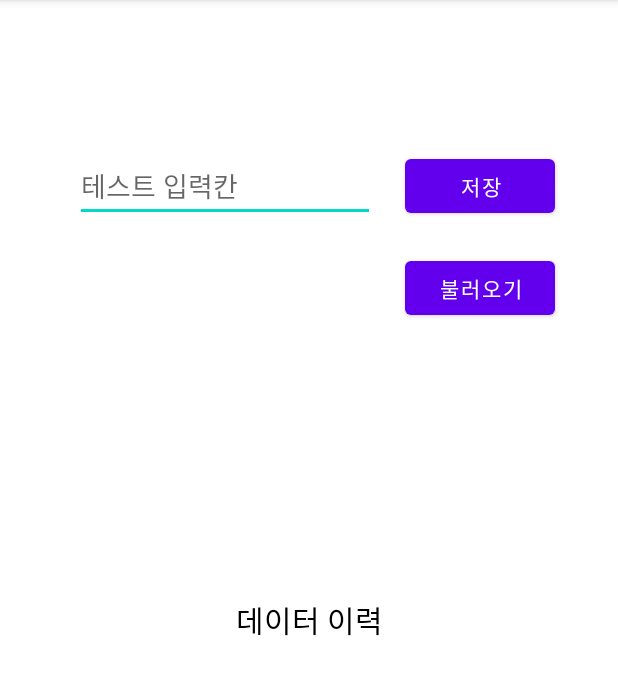
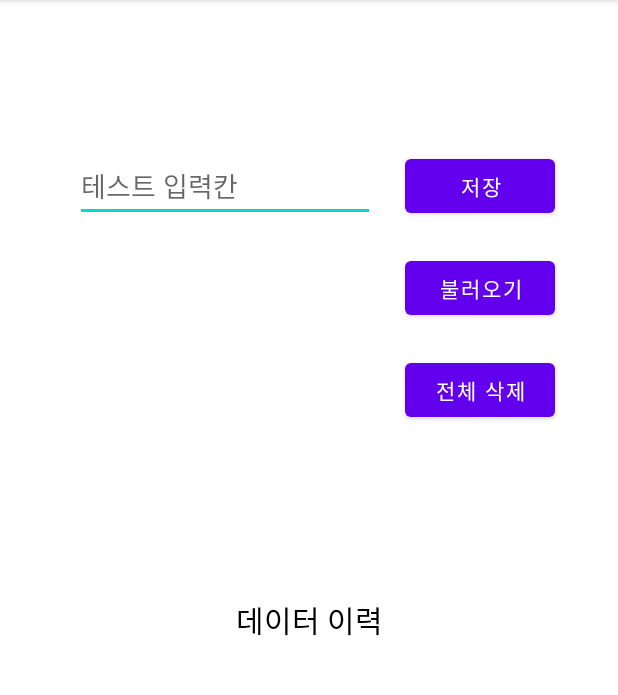
Before and after one commit to SongJemin/DayMoji-Android, an Android app: the screen it shows after launch (MainActivity), after a tap on "저장", on a phone screen of 412 x 824 dp, the part 84-779 px from its top. Run offline under Robolectric (Android 15) with nearby library versions, the phone set to English and light mode, and no system bars; our stand-ins replace Dagger/Hilt's generated code, Room's generated code, RxJava, data binding.

Commit message:
[추가] Room Insert, Delete 테스트 기능 구현

```diff
--- a/data/src/main/java/com/songjem/data/datasource/local/model/TestEntity.kt
+++ b/data/src/main/java/com/songjem/data/datasource/local/model/TestEntity.kt
@@ -6,6 +6,6 @@ import androidx.room.PrimaryKey
 
 @Entity(tableName = "testEntity")
 data class TestEntity (
-    @PrimaryKey val id : Int,
+    @PrimaryKey(autoGenerate = true) val id : Int? = null,
     @ColumnInfo(name = "testVal") val testVal : String?
 )
--- a/domain/src/main/java/com/songjem/domain/model/TestItem.kt
+++ b/domain/src/main/java/com/songjem/domain/model/TestItem.kt
@@ -1,6 +1,6 @@
 package com.songjem.domain.model
 
 data class TestItem (
-    val id : Int,
+    val id : Int? = null,
     val testVal : String
 )
--- a/domain/src/main/java/com/songjem/domain/repository/TestRepository.kt
+++ b/domain/src/main/java/com/songjem/domain/repository/TestRepository.kt
@@ -18,4 +18,6 @@ interface TestRepository {
     fun insertLocalData(
         testData: TestItem
     ) : Completable
+
+    fun deleteAllLocalData() : Completable
 }
--- /dev/null
+++ b/domain/src/main/java/com/songjem/domain/usecase/TestDeleteAllDataUseCase.kt
@@ -0,0 +1,10 @@
+package com.songjem.domain.usecase
+
+import com.songjem.domain.repository.TestRepository
+import io.reactivex.Completable
+import javax.inject.Inject
+
+class TestDeleteAllDataUseCase
+@Inject constructor(private val testRepository: TestRepository) {
+    operator fun invoke() : Completable = testRepository.deleteAllLocalData()
+}
--- a/presentation/src/main/java/com/songjem/emotionnote/presentation/main/MainViewModel.kt
+++ b/presentation/src/main/java/com/songjem/emotionnote/presentation/main/MainViewModel.kt
@@ -1,17 +1,18 @@
 package com.songjem.emotionnote.presentation.main
 
 import android.annotation.SuppressLint
+import android.util.Log
 import androidx.lifecycle.LiveData
 import androidx.lifecycle.MutableLiveData
 import com.songjem.domain.model.TestItem
-import com.songjem.domain.usecase.TestGetDataUseCase
-import com.songjem.domain.usecase.TestGetLocalDataUseCase
-import com.songjem.domain.usecase.TestGetRemoteDataUseCase
-import com.songjem.domain.usecase.TestInsertDataUseCase
+import com.songjem.domain.usecase.*
 import com.songjem.emotionnote.base.BaseViewModel
 import dagger.hilt.android.lifecycle.HiltViewModel
 import io.reactivex.android.schedulers.AndroidSchedulers
 import io.reactivex.schedulers.Schedulers
+import kotlinx.coroutines.CoroutineScope
+import kotlinx.coroutines.Dispatchers
+import kotlinx.coroutines.launch
 import javax.inject.Inject
 
 @HiltViewModel
@@ -19,16 +20,24 @@ class MainViewModel @Inject constructor(
     private val testGetDataUseCase : TestGetDataUseCase,
     private val testGetLocalDataUseCase: TestGetLocalDataUseCase,
     private val testGetRemoteDataUseCase: TestGetRemoteDataUseCase,
-    private val testInsertDataUseCase: TestInsertDataUseCase
-) : BaseViewModel() {
+    private val testInsertDataUseCase: TestInsertDataUseCase,
+    private val testDeleteAllDataUseCase : TestDeleteAllDataUseCase
+    ) : BaseViewModel() {
 
     private var _testVal = MutableLiveData<String>()
     val testVal : LiveData<String> get() = _testVal
 
+    @SuppressLint("CheckResult")
     fun insertTestData(testData : String) {
-        val count : Int = 0
-        val testItem = TestItem(count, testData)
+        val testItem = TestItem(testVal = testData)
         testInsertDataUseCase(testItem)
+            .subscribeOn(Schedulers.io())
+            .observeOn(AndroidSchedulers.mainThread())
+            .subscribe({
+                Log.d("songjem", "insertData")
+            }, {
+                Log.d("songjem", "insertData throwable, msg = " + it.message)
+            })
     }
 
     @SuppressLint("CheckResult")
@@ -46,4 +55,16 @@ class MainViewModel @Inject constructor(
                 _testVal.value = "Error"
             })
     }
+
+    @SuppressLint("CheckResult")
+    fun deleteAllTestData() {
+        testDeleteAllDataUseCase()
+            .subscribeOn(Schedulers.io())
+            .observeOn(AndroidSchedulers.mainThread())
+            .subscribe({
+                Log.d("songjem", "deleteAllTestData")
+            }, {
+                Log.d("songjem", "delete throwable msg = " + it.message)
+            })
+    }
 }
--- a/presentation/src/main/res/layout/activity_main.xml
+++ b/presentation/src/main/res/layout/activity_main.xml
@@ -47,6 +47,17 @@
             android:onClick="@{() -> viewModel.getTestLocalDatas()}"
             />
 
+        <Button
+            android:id="@+id/btn_test_delete_main"
+            android:layout_width="100dp"
+            android:layout_height="0dp"
+            app:layout_constraintStart_toStartOf="@+id/btn_test_insert_main"
+            app:layout_constraintTop_toBottomOf="@+id/btn_test_load_main"
+            android:layout_marginTop="20dp"
+            android:text="전체 삭제"
+            android:onClick="@{() -> viewModel.deleteAllTestData()}"
+            />
+
         <TextView
             android:id="@+id/tv_test_result"
             android:layout_width="wrap_content"
```
Also changed, not shown: data/src/main/java/com/songjem/data/repository/TestRepositoryImpl.kt (+8 -1 lines).
